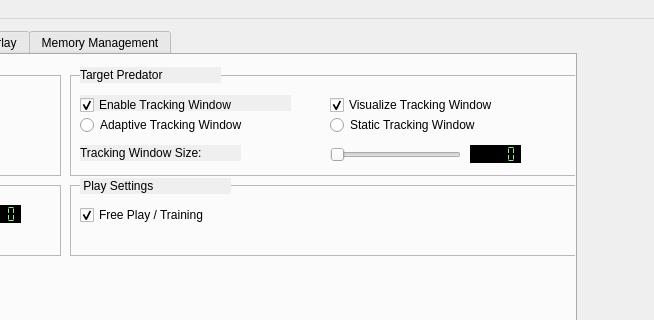
Qt form TrackerRT_UI/mainwindow.ui (hvictor/Release) before a commit; both pictures show x 332 to 986 and y 0 to 320 of the 986 by 567 pixel window.
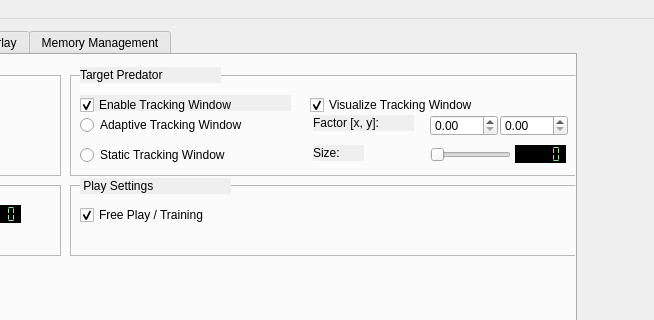
The same form after that commit. The open tabs and pages were chosen to show the change. Custom widgets are drawn as their Qt base class.

Patch:
```diff
--- a/TrackerRT_UI/mainwindow.ui
+++ b/TrackerRT_UI/mainwindow.ui
@@ -2436,10 +2436,10 @@
          <widget class="QSlider" name="slider_tgtPred_TrackingWndSize">
           <property name="geometry">
            <rect>
-            <x>260</x>
+            <x>360</x>
             <y>70</y>
-            <width>131</width>
-            <height>19</height>
+            <width>81</width>
+            <height>20</height>
            </rect>
           </property>
           <property name="minimum">
@@ -2458,7 +2458,7 @@
           </property>
           <property name="geometry">
            <rect>
-            <x>400</x>
+            <x>445</x>
             <y>70</y>
             <width>51</width>
             <height>18</height>
@@ -2474,9 +2474,9 @@
          <widget class="QLabel" name="label_tgtPred_TrackingWndSize">
           <property name="geometry">
            <rect>
-            <x>10</x>
+            <x>243</x>
             <y>70</y>
-            <width>161</width>
+            <width>51</width>
             <height>16</height>
            </rect>
           </property>
@@ -2484,7 +2484,7 @@
            <bool>true</bool>
           </property>
           <property name="text">
-           <string>Tracking Window Size:</string>
+           <string>Size:</string>
           </property>
          </widget>
          <widget class="QCheckBox" name="checkBox_tgtPred_VisualizeWnd">
@@ -2493,7 +2493,7 @@
           </property>
           <property name="geometry">
            <rect>
-            <x>260</x>
+            <x>240</x>
             <y>20</y>
             <width>231</width>
             <height>20</height>
@@ -2525,9 +2525,9 @@
          <widget class="QRadioButton" name="radioButton_tgtPred_StaticTWND">
           <property name="geometry">
            <rect>
-            <x>260</x>
-            <y>40</y>
-            <width>211</width>
+            <x>10</x>
+            <y>70</y>
+            <width>181</width>
             <height>20</height>
            </rect>
           </property>
@@ -2538,6 +2538,42 @@
            <string notr="true">buttonGroup_3</string>
           </attribute>
          </widget>
+         <widget class="QLabel" name="label_tgtPred_TrackingWndSize_2">
+          <property name="geometry">
+           <rect>
+            <x>243</x>
+            <y>40</y>
+            <width>101</width>
+            <height>16</height>
+           </rect>
+          </property>
+          <property name="autoFillBackground">
+           <bool>true</bool>
+          </property>
+          <property name="text">
+           <string>Factor [x, y]:</string>
+          </property>
+         </widget>
+         <widget class="QDoubleSpinBox" name="doubleSpinBox_AdaptiveTrackingWndX">
+          <property name="geometry">
+           <rect>
+            <x>360</x>
+            <y>40</y>
+            <width>68</width>
+            <height>21</height>
+           </rect>
+          </property>
+         </widget>
+         <widget class="QDoubleSpinBox" name="doubleSpinBox_AdaptiveTrackingWndY">
+          <property name="geometry">
+           <rect>
+            <x>430</x>
+            <y>40</y>
+            <width>68</width>
+            <height>21</height>
+           </rect>
+          </property>
+         </widget>
         </widget>
         <widget class="QLabel" name="label_69">
          <property name="geometry">
```
Left out of the diff: 2 changed lines with no effect on the pictures.
